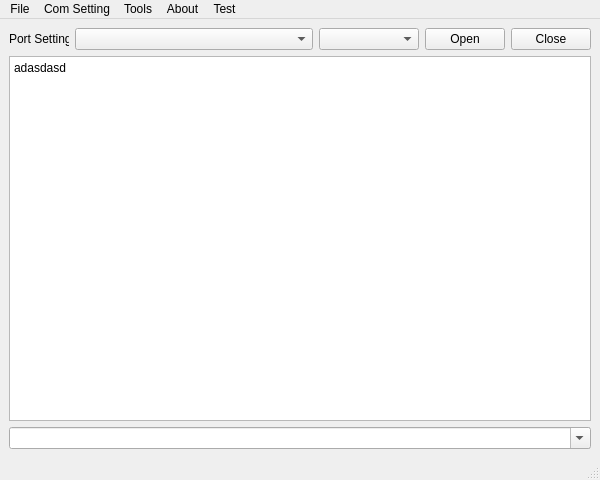
Before: the Qt Designer form source/ui/mainWindow.ui in changchen/Realtime-Plot, drawn with Qt 5.
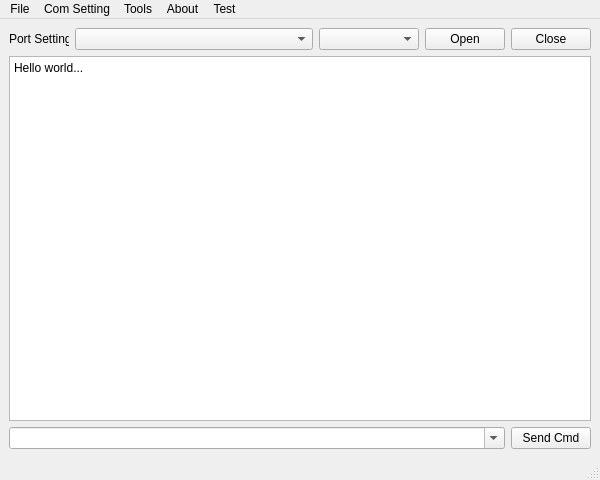
After: the same form once the commit is applied.

Commit message: 1. add data writting 2. add 'Send Cmd' button

What changed in the file:
```diff
--- a/source/ui/mainWindow.ui
+++ b/source/ui/mainWindow.ui
@@ -80,16 +80,33 @@
     <item>
      <widget class="QPlainTextEdit" name="plainTextEdit_txtDisplay">
       <property name="plainText">
-       <string>adasdasd</string>
+       <string>Hello world...</string>
       </property>
      </widget>
     </item>
+    <item>
+     <layout class="QHBoxLayout" name="horizontalLayout_2">
     <item>
      <widget class="QComboBox" name="comboBox_CommandInput">
       <property name="editable">
        <bool>true</bool>
       </property>
      </widget>
+      </item>
+      <item>
+       <widget class="QPushButton" name="pushButton_SendCmd">
+        <property name="maximumSize">
+         <size>
+          <width>80</width>
+          <height>16777215</height>
+         </size>
+        </property>
+        <property name="text">
+         <string>Send Cmd</string>
+        </property>
+       </widget>
+      </item>
+     </layout>
     </item>
    </layout>
   </widget>
```
Lines whose indentation alone changed are shown as unchanged. The commit also changes 1 other file.
